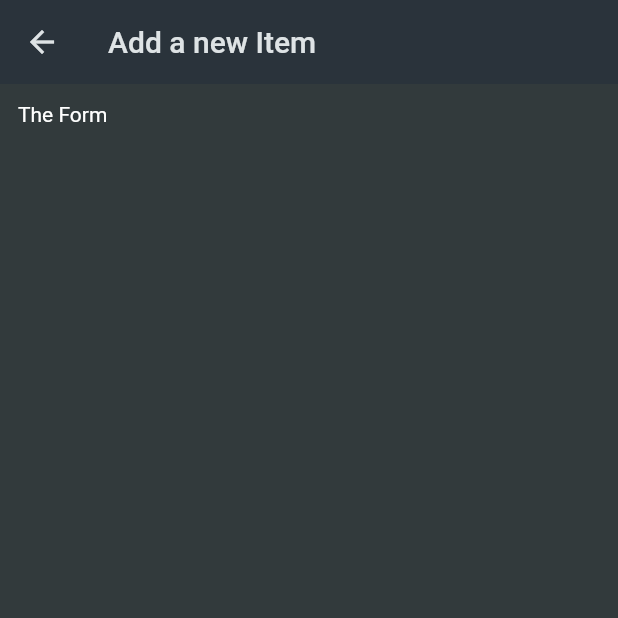
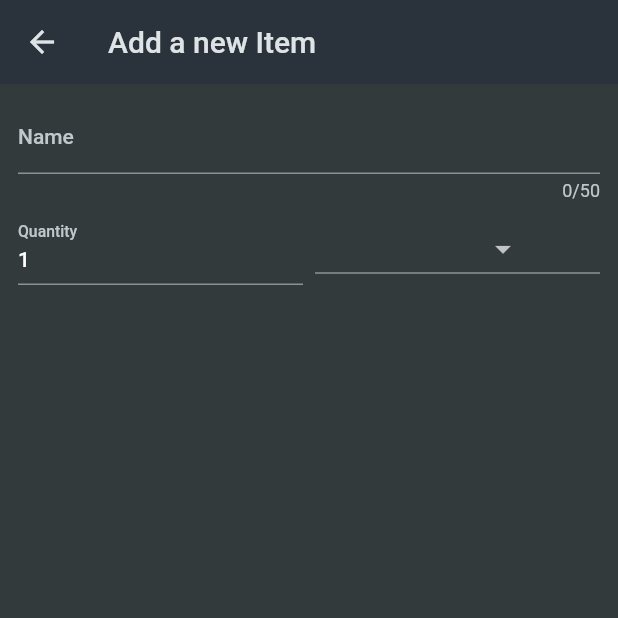
Before and after one commit to scottkelly36/shopping_list, a Flutter app: the NewItem screen opened directly, on a phone screen of 412 x 824 dp, the top half of it. Run offline on Flutter 3.47's test engine with Material 2 defaults, Android fonts, the phone set to English and light mode, and no system bars.

Commit message:
adds input form

```diff
--- a/lib/screens/new_item.dart
+++ b/lib/screens/new_item.dart
@@ -1,4 +1,8 @@
+//  packages
+import 'package:flutter/foundation.dart';
 import 'package:flutter/material.dart';
+//  models
+import 'package:shopping_list/data/categories.dart';
 
 class NewItem extends StatefulWidget {
   const NewItem({super.key});
@@ -14,8 +18,52 @@ class _NewItemState extends State<NewItem> {
       appBar: AppBar(title: const Text('Add a new Item')),
       body: Padding(
         padding: const EdgeInsets.all(12),
-        child: Text('The Form')
+        child: Form(
+          child: Column(
+            children: [
+              TextFormField(
+                maxLength: 50,
+                decoration: const InputDecoration(label: Text('Name')),
+                validator: (value) {
+                  return 'Text';
+                },
+              ),
+              const SizedBox(height: 8),
+              Row(
+                crossAxisAlignment: CrossAxisAlignment.end,
+                children: [
+                  Expanded(
+                    child: TextFormField(
+                      decoration: const InputDecoration(label: Text('Quantity')),
+                      initialValue: '1',
+                    ),
+                  ),
+                  const SizedBox(width: 8),
+                  Expanded(
+                    child: DropdownButton(items: [
+                      for (final category in categories.entries)
+                        DropdownMenuItem(
+                          value: category.value,
+                          child: Row(
+                            children: [
+                              Container(
+                                width: 16,
+                                height: 16,
+                                color: category.value.color,
+                              ),
+                              const SizedBox(width: 6),
+                              Text(category.value.title)
+                            ],
+                          ),
+                        ),
+                    ], onChanged: (value) {}),
+                  )
+                ],
+              )
+            ],
+          ),
         ),
+      ),
     );
   }
 }
```
